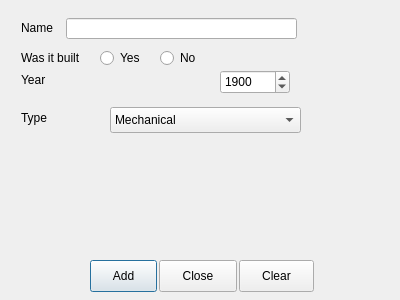
The window that ui/addcompdialog.ui (orriaxels/Hopur42) describes before a commit, drawn with Qt 5.
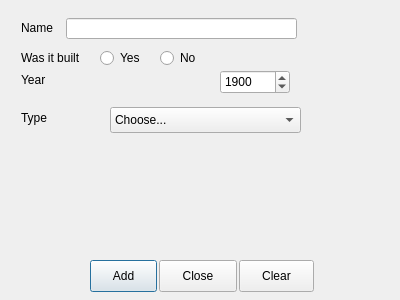
The same window after the commit.

```diff
--- a/ui/addcompdialog.ui
+++ b/ui/addcompdialog.ui
@@ -69,6 +69,11 @@
      <height>26</height>
     </rect>
    </property>
+   <item>
+    <property name="text">
+     <string>Choose...</string>
+    </property>
+   </item>
    <item>
     <property name="text">
      <string>Mechanical</string>
```
